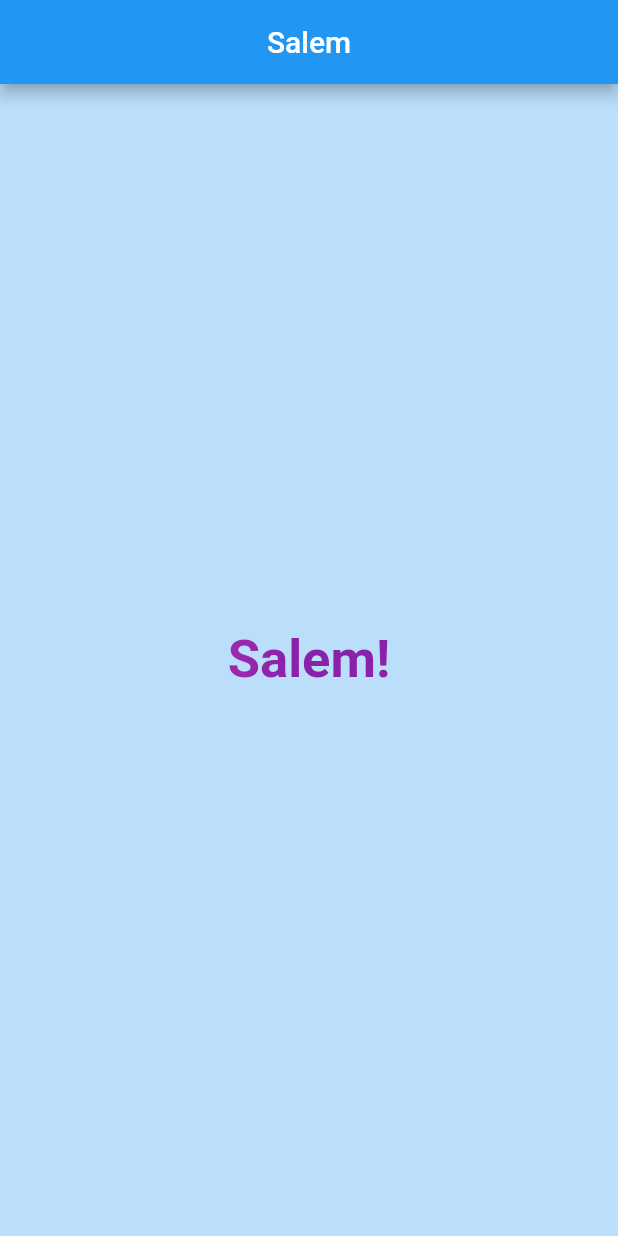
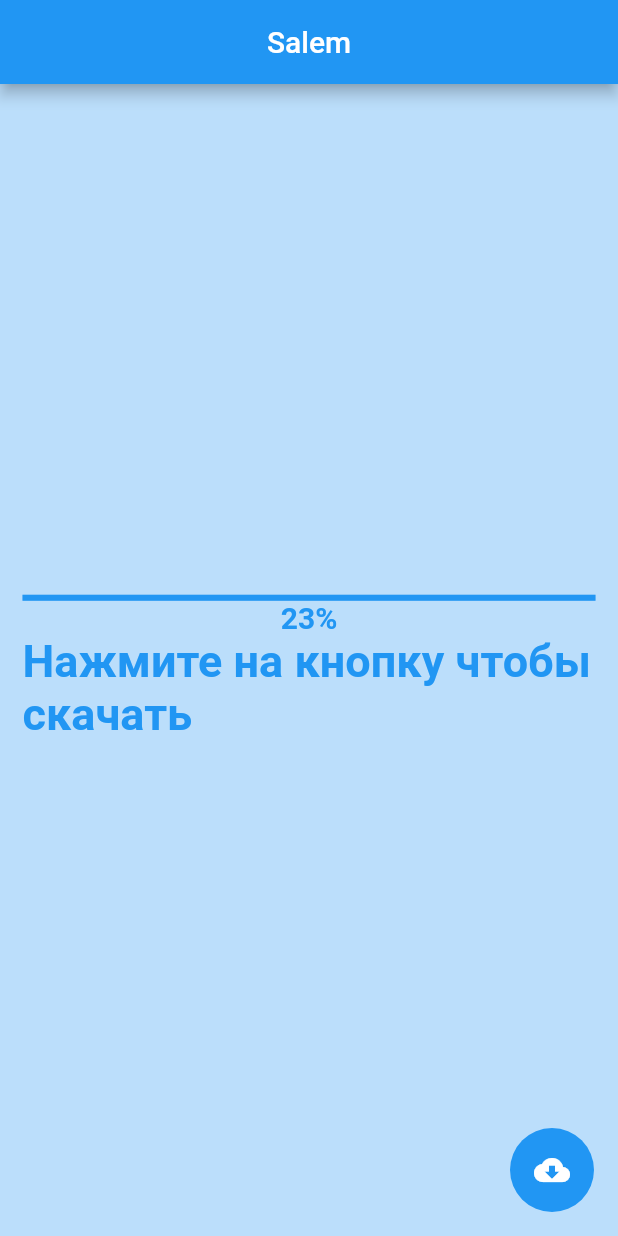
Before and after one commit to K1yoshiSho/KokorinFlutter, a Flutter app: the screen it shows after launch, on a phone screen of 412 x 824 dp. Run offline on Flutter 3.47's test engine with Material 2 defaults, Android fonts, the phone set to English and light mode, and no system bars.

Commit message:
11.09.2022

```diff
--- /dev/null
+++ b/lib/inLessons/progress.dart
@@ -0,0 +1,56 @@
+// ignore_for_file: prefer_const_constructors, avoid_unnecessary_containers, prefer_const_literals_to_create_immutables
+
+import 'package:flutter/material.dart';
+
+class MyProgressBar extends StatelessWidget {
+  const MyProgressBar({super.key, required this.title});
+  final String title;
+
+  @override
+  Widget build(BuildContext context) {
+    return Scaffold(
+      backgroundColor: Colors.blue[100],
+      appBar: AppBar(
+        title: Text(title),
+        centerTitle: true,
+      ),
+      body: Center(
+          child: Container(
+        padding: EdgeInsets.all(15),
+        child: Column(
+          mainAxisAlignment: MainAxisAlignment.center,
+          children: [
+            SizedBox(
+              height: 10,
+            ),
+            LinearProgressIndicator(
+              value: 23,
+            ),
+            Text(
+              '23%',
+              style: TextStyle(
+                fontSize: 20,
+                fontWeight: FontWeight.bold,
+                decoration: TextDecoration.none,
+                color: Colors.blue,
+              ),
+            ),
+            Text(
+              'Нажмите на кнопку чтобы скачать',
+              style: TextStyle(
+                  fontSize: 30,
+                  fontWeight: FontWeight.bold,
+                  decoration: TextDecoration.none,
+                  color: Colors.blue),
+            )
+          ],
+        ),
+      )),
+      floatingActionButton: FloatingActionButton(
+        elevation: 0,
+        onPressed: () {},
+        child: Icon(Icons.cloud_download_rounded),
+      ),
+    );
+  }
+}
--- a/lib/main.dart
+++ b/lib/main.dart
@@ -1,7 +1,8 @@
 // ignore_for_file: prefer_const_constructors
 
 import 'package:flutter/material.dart';
-import 'package:flutter_application_1/text_hw.dart';
+
+import 'inLessons/progress.dart';
 
 void main() {
   runApp(const MyApp());
@@ -32,6 +33,6 @@ class MyHomePage extends StatefulWidget {
 class _MyHomePageState extends State<MyHomePage> {
   @override
   Widget build(BuildContext context) {
-    return MyText(title: 'Salem');
+    return MyProgressBar(title: 'Salem');
   }
 }
```
Also changed, not shown: lib/homeWorks/text_hw.dart (renamed from lib/text_hw.dart).
